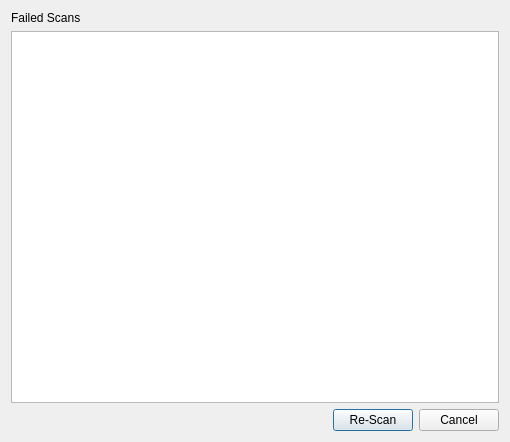
First picture: the form in sub3suite/src/Dialogs/FailedScansDialog.ui, repository 3nock/OTE, before the edit.
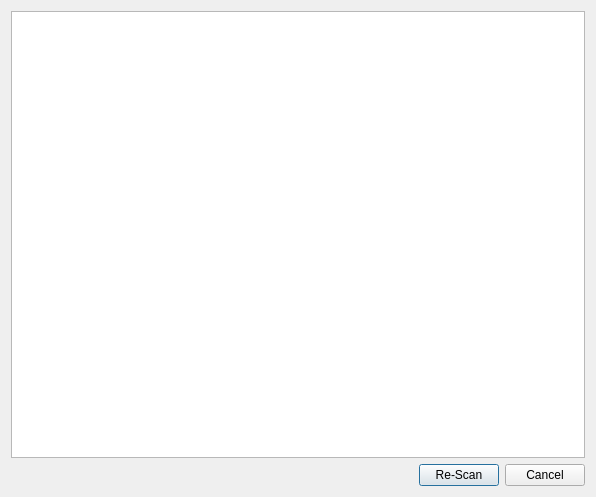
Second picture: the form after the edit.

The edit to the form file:
```diff
--- a/sub3suite/src/Dialogs/FailedScansDialog.ui
+++ b/sub3suite/src/Dialogs/FailedScansDialog.ui
@@ -6,30 +6,54 @@
    <rect>
     <x>0</x>
     <y>0</y>
-    <width>510</width>
-    <height>442</height>
+    <width>596</width>
+    <height>497</height>
    </rect>
   </property>
   <property name="windowTitle">
-   <string>Dialog</string>
+   <string>Failed Scans</string>
   </property>
   <layout class="QVBoxLayout" name="verticalLayout">
    <item>
-    <widget class="QLabel" name="label">
-     <property name="sizePolicy">
-      <sizepolicy hsizetype="Preferred" vsizetype="Maximum">
-       <horstretch>0</horstretch>
-       <verstretch>0</verstretch>
-      </sizepolicy>
+    <widget class="QTableView" name="tableView">
+     <property name="focusPolicy">
+      <enum>Qt::NoFocus</enum>
      </property>
-     <property name="text">
-      <string>Failed Scans</string>
+     <property name="contextMenuPolicy">
+      <enum>Qt::CustomContextMenu</enum>
      </property>
+     <property name="editTriggers">
+      <set>QAbstractItemView::DoubleClicked|QAbstractItemView::EditKeyPressed</set>
+     </property>
+     <property name="selectionBehavior">
+      <enum>QAbstractItemView::SelectRows</enum>
+     </property>
+     <property name="sortingEnabled">
+      <bool>true</bool>
+     </property>
+     <attribute name="horizontalHeaderMinimumSectionSize">
+      <number>200</number>
+     </attribute>
+     <attribute name="horizontalHeaderDefaultSectionSize">
+      <number>200</number>
+     </attribute>
+     <attribute name="horizontalHeaderShowSortIndicator" stdset="0">
+      <bool>true</bool>
+     </attribute>
+     <attribute name="horizontalHeaderStretchLastSection">
+      <bool>true</bool>
+     </attribute>
+     <attribute name="verticalHeaderVisible">
+      <bool>false</bool>
+     </attribute>
+     <attribute name="verticalHeaderMinimumSectionSize">
+      <number>20</number>
+     </attribute>
+     <attribute name="verticalHeaderDefaultSectionSize">
+      <number>20</number>
+     </attribute>
     </widget>
    </item>
-   <item>
-    <widget class="QTableView" name="tableView"/>
-   </item>
    <item>
     <layout class="QHBoxLayout" name="horizontalLayout">
      <item>
@@ -46,7 +70,7 @@
       </spacer>
      </item>
      <item>
-      <widget class="QPushButton" name="buttonOk">
+      <widget class="QPushButton" name="buttonReScan">
        <property name="text">
         <string>Re-Scan</string>
        </property>
```
